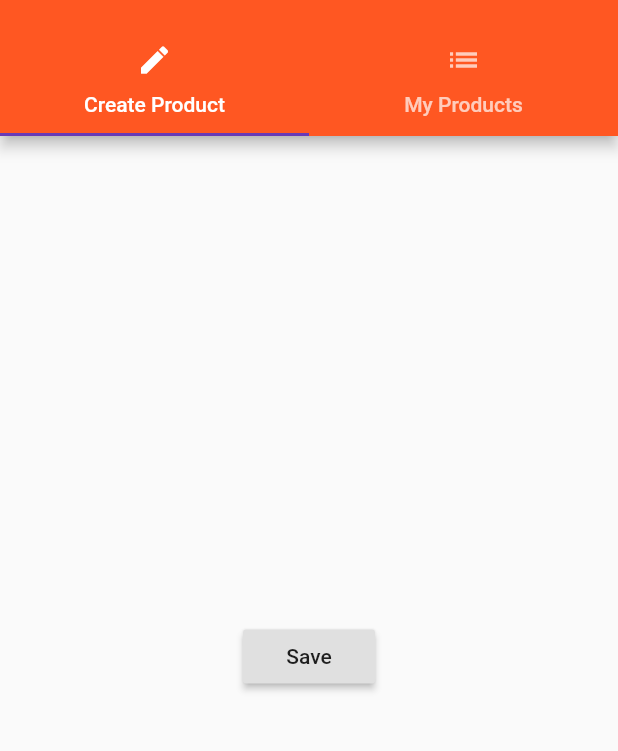
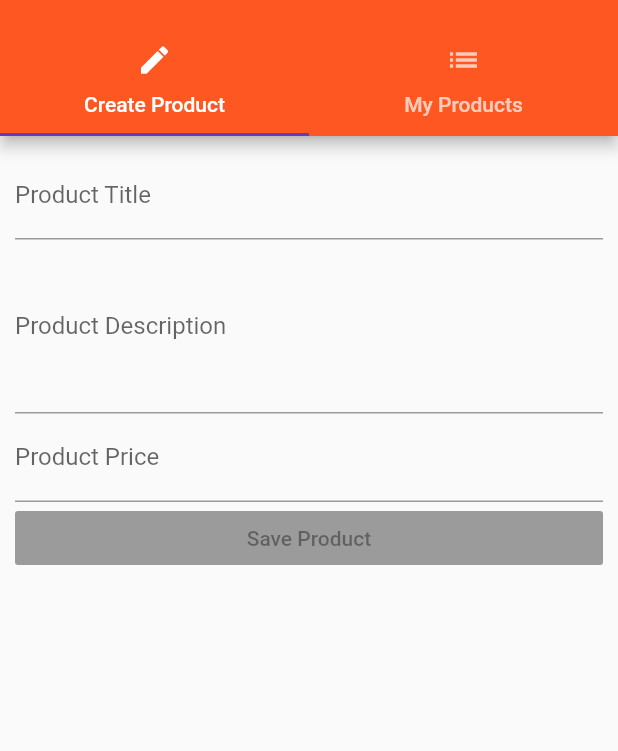
Before and after one commit to myidispg/flutter-projects, a Flutter app: the ManageProductPage screen opened by its route, on a phone screen of 412 x 824 dp, the part 59-810 px from its top. Run offline on Flutter 3.47's test engine with Material 2 defaults, Android fonts, the phone set to English and light mode, and no system bars; statements that could not run were skipped.

Commit message:
Working on add product text fields

```diff
--- a/easy_list/lib/pages/product_create.dart
+++ b/easy_list/lib/pages/product_create.dart
@@ -1,14 +1,61 @@
 import 'package:flutter/material.dart';
 
-class ProductCreatePage extends StatelessWidget {
+class ProductCreatePage extends StatefulWidget {
+  @override
+  State<StatefulWidget> createState() {
+    // TODO: implement createState
+    return _ProductCreatePageState();
+  }
+}
+
+class _ProductCreatePageState extends State<ProductCreatePage> {
+  String titleValue = '';
+  String descriptionValue = '';
+  double priceValue = 0.0;
+
   @override
   Widget build(BuildContext context) {
-    return Center(
-      child: RaisedButton(onPressed: (){
-        showModalBottomSheet(context: context, builder: (BuildContext context){
-          return Center(child: Text('This is a modal'),);
-        });
-      }, child: Text('Save'),)
-    );
+    return Container(
+      margin: EdgeInsets.all(10.0),
+        child: ListView(
+      children: <Widget>[
+        TextField(
+          decoration: InputDecoration(
+              labelText: 'Product Title',
+              hintText: 'Enter product title here.'),
+          onChanged: (String value) {
+            setState(() {
+              titleValue = value;
+            });
+          },
+        ),
+        TextField(
+          maxLines: 4,
+          decoration: InputDecoration(
+              labelText: 'Product Description',
+              hintText: 'Enter product description here.'),
+          onChanged: (String value) {
+            setState(() {
+              descriptionValue = value;
+            });
+          },
+        ),
+        TextField(
+          keyboardType: TextInputType.number,
+          decoration: InputDecoration(
+              labelText: 'Product Price',
+              hintText: 'Enter product price here.'),
+          onChanged: (String value) {
+            setState(() {
+              priceValue = double.parse(value);
+            });
+          },
+        ),
+        RaisedButton(
+          child: Text('Save Product'),
+          onPressed: ,
+        )
+      ],
+    ));
   }
 }
```
